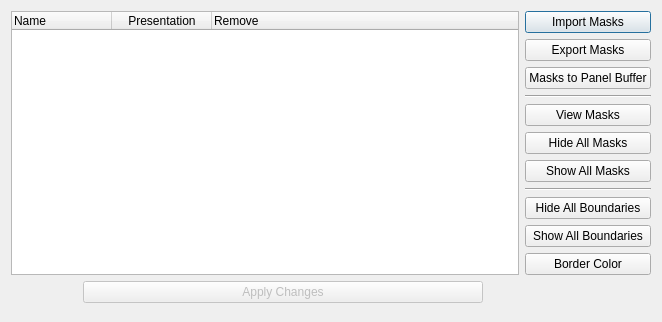
Old version of the form hexrdgui/resources/ui/mask_manager_dialog.ui in the repository HEXRD/hexrdgui.
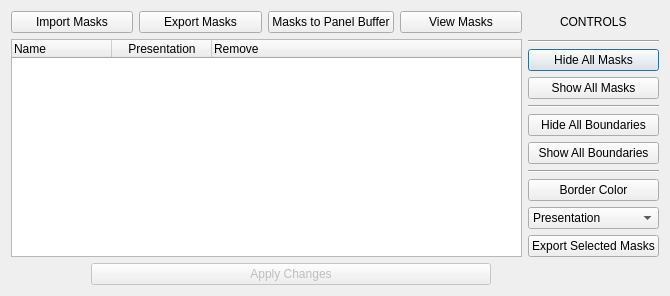
New version of the form.

Commit message: Rearrange buttons in mask manager dialog

```diff
--- a/hexrdgui/resources/ui/mask_manager_dialog.ui
+++ b/hexrdgui/resources/ui/mask_manager_dialog.ui
@@ -9,138 +9,113 @@
    <rect>
     <x>0</x>
     <y>0</y>
-    <width>662</width>
-    <height>322</height>
+    <width>670</width>
+    <height>296</height>
    </rect>
   </property>
   <property name="windowTitle">
    <string>Mask Management</string>
   </property>
   <layout class="QGridLayout" name="gridLayout">
-   <item row="0" column="0" rowspan="11">
-    <widget class="QTreeWidget" name="masks_tree">
-     <property name="minimumSize">
-      <size>
-       <width>500</width>
-       <height>0</height>
-      </size>
-     </property>
-     <property name="contextMenuPolicy">
-      <enum>Qt::CustomContextMenu</enum>
-     </property>
-     <property name="editTriggers">
-      <set>QAbstractItemView::DoubleClicked</set>
-     </property>
-     <property name="alternatingRowColors">
-      <bool>true</bool>
-     </property>
-     <property name="selectionMode">
-      <enum>QAbstractItemView::ExtendedSelection</enum>
-     </property>
-     <property name="selectionBehavior">
-      <enum>QAbstractItemView::SelectRows</enum>
-     </property>
-     <property name="sortingEnabled">
-      <bool>false</bool>
-     </property>
-     <column>
+   <item row="1" column="1" rowspan="2">
+    <layout class="QVBoxLayout" name="verticalLayout">
+     <item alignment="Qt::AlignHCenter|Qt::AlignVCenter">
+      <widget class="QLabel" name="controls_label">
       <property name="text">
-       <string>Name</string>
-      </property>
-     </column>
-     <column>
-      <property name="text">
-       <string>Presentation</string>
-      </property>
-      <property name="textAlignment">
-       <set>AlignCenter</set>
-      </property>
-     </column>
-     <column>
-      <property name="text">
-       <string>Remove</string>
-      </property>
-     </column>
-    </widget>
-   </item>
-   <item row="0" column="1">
-    <widget class="QPushButton" name="import_masks">
-     <property name="text">
-      <string>Import Masks</string>
-     </property>
-    </widget>
-   </item>
-   <item row="1" column="1">
-    <widget class="QPushButton" name="export_masks">
-     <property name="text">
-      <string>Export Masks</string>
-     </property>
-    </widget>
-   </item>
-   <item row="2" column="1">
-    <widget class="QPushButton" name="panel_buffer">
-     <property name="text">
-      <string>Masks to Panel Buffer</string>
-     </property>
-    </widget>
-   </item>
-   <item row="3" column="1">
+        <string>CONTROLS</string>
+       </property>
+      </widget>
+     </item>
+     <item>
     <widget class="Line" name="line">
      <property name="orientation">
       <enum>Qt::Horizontal</enum>
      </property>
     </widget>
    </item>
-   <item row="4" column="1">
-    <widget class="QPushButton" name="view_masks">
-     <property name="text">
-      <string>View Masks</string>
-     </property>
-    </widget>
-   </item>
-   <item row="5" column="1">
+     <item>
     <widget class="QPushButton" name="hide_all_masks">
      <property name="text">
       <string>Hide All Masks</string>
      </property>
     </widget>
    </item>
-   <item row="6" column="1">
+     <item>
     <widget class="QPushButton" name="show_all_masks">
      <property name="text">
       <string>Show All Masks</string>
      </property>
     </widget>
    </item>
-   <item row="7" column="1">
+     <item>
     <widget class="Line" name="line_2">
      <property name="orientation">
       <enum>Qt::Horizontal</enum>
      </property>
     </widget>
    </item>
-   <item row="8" column="1">
+     <item>
     <widget class="QPushButton" name="hide_all_boundaries">
      <property name="text">
       <string>Hide All Boundaries</string>
      </property>
     </widget>
    </item>
-   <item row="9" column="1">
+     <item>
     <widget class="QPushButton" name="show_all_boundaries">
      <property name="text">
       <string>Show All Boundaries</string>
      </property>
     </widget>
    </item>
-   <item row="10" column="1">
+     <item>
+      <widget class="Line" name="line_3">
+       <property name="orientation">
+        <enum>Qt::Horizontal</enum>
+       </property>
+      </widget>
+     </item>
+     <item>
     <widget class="QPushButton" name="border_color">
      <property name="text">
       <string>Border Color</string>
      </property>
     </widget>
    </item>
-   <item row="11" column="0" colspan="2">
+     <item>
+      <widget class="QComboBox" name="presentaion_selection">
+       <item>
+        <property name="text">
+         <string>Presentation</string>
+        </property>
+       </item>
+       <item>
+        <property name="text">
+         <string>Visible</string>
+        </property>
+       </item>
+       <item>
+        <property name="text">
+         <string>Border</string>
+        </property>
+       </item>
+       <item>
+        <property name="text">
+         <string>Visible + Border</string>
+        </property>
+       </item>
+      </widget>
+     </item>
+     <item>
+      <widget class="QPushButton" name="export_selected">
+       <property name="text">
+        <string>Export Selected Masks</string>
+       </property>
+      </widget>
+     </item>
+    </layout>
+   </item>
+   <item row="3" column="0" colspan="2">
     <layout class="QHBoxLayout" name="horizontalLayout">
      <item>
       <widget class="QDialogButtonBox" name="button_box">
@@ -189,6 +164,84 @@
      </item>
     </layout>
    </item>
+   <item row="1" column="0">
+    <layout class="QHBoxLayout" name="horizontalLayout_2">
+     <item>
+      <widget class="QPushButton" name="import_masks">
+       <property name="text">
+        <string>Import Masks</string>
+       </property>
+      </widget>
+     </item>
+     <item>
+      <widget class="QPushButton" name="export_masks">
+       <property name="text">
+        <string>Export Masks</string>
+       </property>
+      </widget>
+     </item>
+     <item>
+      <widget class="QPushButton" name="panel_buffer">
+       <property name="text">
+        <string>Masks to Panel Buffer</string>
+       </property>
+      </widget>
+     </item>
+     <item>
+      <widget class="QPushButton" name="view_masks">
+       <property name="text">
+        <string>View Masks</string>
+       </property>
+      </widget>
+     </item>
+    </layout>
+   </item>
+   <item row="2" column="0">
+    <widget class="QTreeWidget" name="masks_tree">
+     <property name="minimumSize">
+      <size>
+       <width>500</width>
+       <height>0</height>
+      </size>
+     </property>
+     <property name="contextMenuPolicy">
+      <enum>Qt::CustomContextMenu</enum>
+     </property>
+     <property name="editTriggers">
+      <set>QAbstractItemView::DoubleClicked</set>
+     </property>
+     <property name="alternatingRowColors">
+      <bool>true</bool>
+     </property>
+     <property name="selectionMode">
+      <enum>QAbstractItemView::ExtendedSelection</enum>
+     </property>
+     <property name="selectionBehavior">
+      <enum>QAbstractItemView::SelectRows</enum>
+     </property>
+     <property name="sortingEnabled">
+      <bool>false</bool>
+     </property>
+     <column>
+      <property name="text">
+       <string>Name</string>
+      </property>
+     </column>
+     <column>
+      <property name="text">
+       <string>Presentation</string>
+      </property>
+      <property name="textAlignment">
+       <set>AlignCenter</set>
+      </property>
+     </column>
+     <column>
+      <property name="text">
+       <string>Remove</string>
+      </property>
+     </column>
+    </widget>
+   </item>
   </layout>
  </widget>
  <tabstops>
```
Left out of the diff: 6 changed lines with no effect on the pictures. Lines whose indentation alone changed are shown as unchanged.
